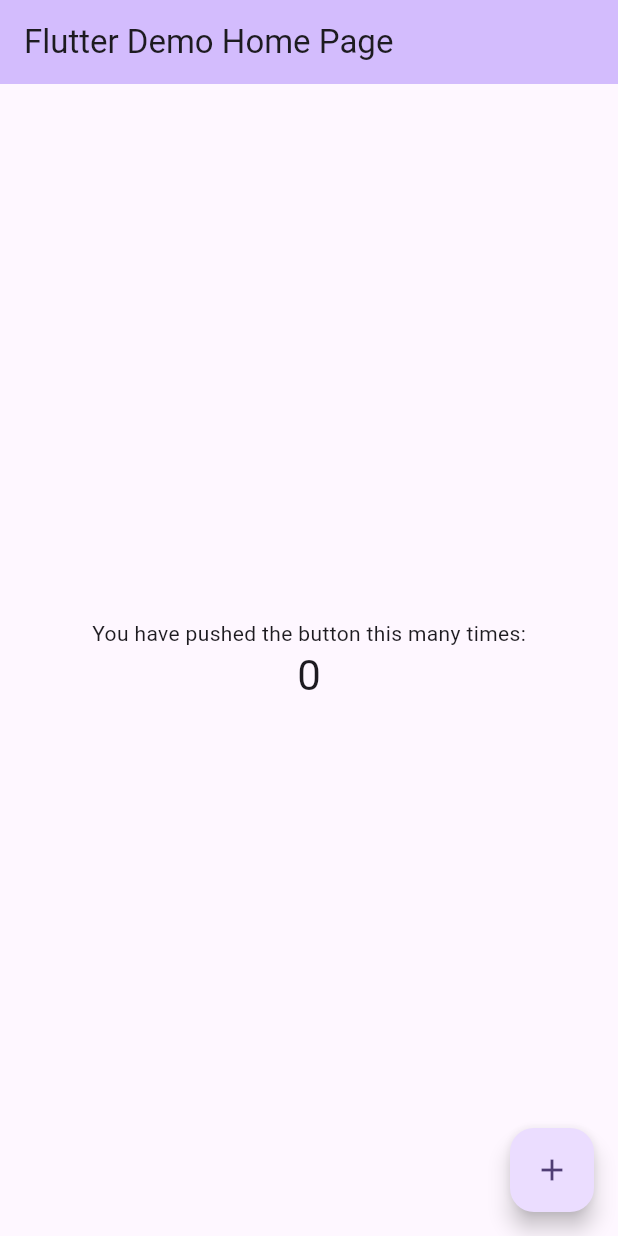
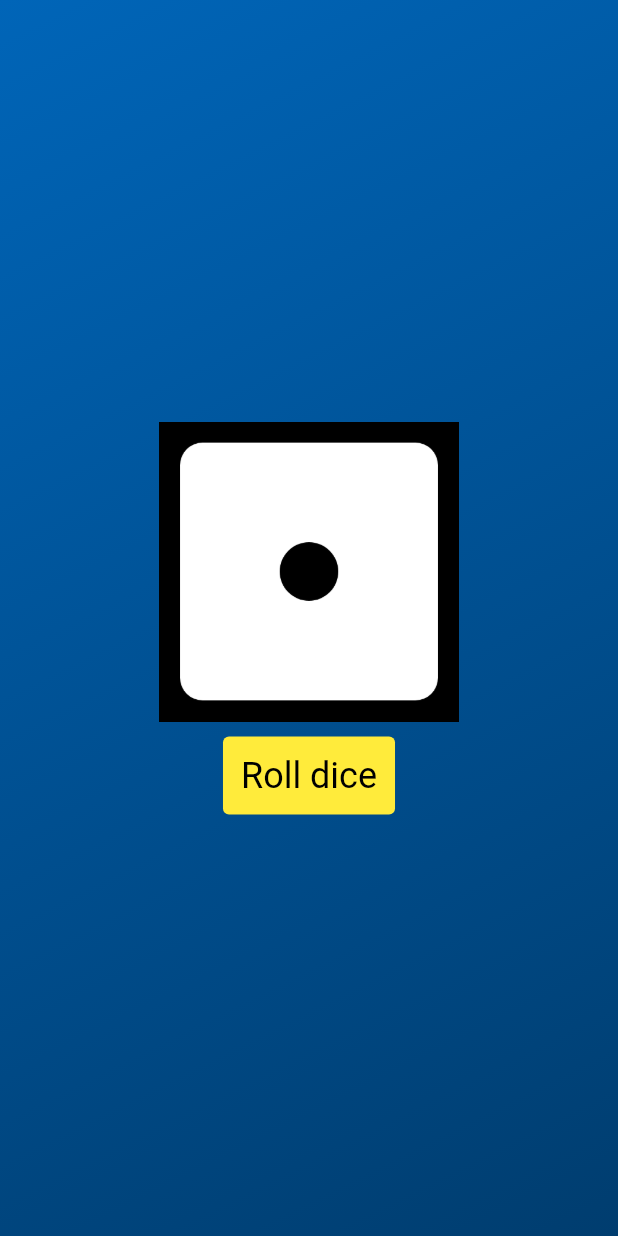
Before and after one commit to Kelta-King/Dice-App, a Flutter app: the screen it shows after launch, on a phone screen of 412 x 824 dp. Run offline on Flutter 3.47's test engine with Material 2 defaults, Android fonts, the phone set to English and light mode, and no system bars.

Commit message:
Dice roller app code

```diff
--- /dev/null
+++ b/lib/App/dice_app.dart
@@ -0,0 +1,15 @@
+import 'package:dice_app/App/gradient_container.dart';
+import 'package:flutter/material.dart';
+
+class DiceApp extends StatelessWidget {
+  const DiceApp({super.key});
+
+  @override
+  Widget build(BuildContext ctx){
+    return const MaterialApp(
+      home: Scaffold(
+        body: GradientContainer([Color.fromARGB(255, 0, 101, 184) , Color.fromARGB(255, 0, 61, 111) ]),
+      ),
+    );
+  }
+}
--- /dev/null
+++ b/lib/App/dice_roller.dart
@@ -0,0 +1,50 @@
+import 'package:flutter/material.dart';
+import 'dart:math';
+
+class DiceRoller extends StatefulWidget {
+  const DiceRoller({super.key});
+
+  @override
+  State<DiceRoller> createState() {
+    return _DiceRoller();
+  }
+}
+
+class _DiceRoller extends State<DiceRoller> {
+  int currentDice = 1;
+  final rollerInstance = Random();
+
+  void rollDice() {
+    setState(() {
+      currentDice = rollerInstance.nextInt(6) + 1;
+    });
+  }
+
+  @override
+  Widget build(BuildContext context) {
+    return Center(
+      child: Column(
+        mainAxisSize: MainAxisSize.min,
+        children: [
+          Image.asset("assets/dice-six-faces-$currentDice.png", height: 200,),
+          const SizedBox(height: 10),
+          TextButton(
+            onPressed: rollDice,
+            style: TextButton.styleFrom(
+              padding: const EdgeInsets.all(12),
+              foregroundColor: Colors.black,
+              backgroundColor: Colors.yellow,
+              textStyle: const TextStyle(
+                fontSize: 24,
+              ),
+            ),
+            child:
+              const Text(
+                "Roll dice",
+              )
+            ),
+        ],
+      ),
+    );
+  }
+}
--- /dev/null
+++ b/lib/App/gradient_container.dart
@@ -0,0 +1,23 @@
+import 'package:dice_app/App/dice_roller.dart';
+import 'package:flutter/material.dart';
+
+class GradientContainer extends StatelessWidget {
+
+  const GradientContainer(this.colors, {super.key});
+
+  final List<Color> colors;
+
+  @override
+  Widget build(BuildContext context){
+    return Container(
+      decoration: BoxDecoration(
+        gradient: LinearGradient(
+          colors: colors,
+          begin: Alignment.topLeft,
+          end: Alignment.bottomRight,
+        ),
+      ),
+      child: const DiceRoller(),
+    );
+  }
+}
--- a/lib/main.dart
+++ b/lib/main.dart
@@ -1,125 +1,6 @@
 import 'package:flutter/material.dart';
+import 'package:dice_app/App/dice_app.dart';
 
 void main() {
-  runApp(const MyApp());
+  runApp(const DiceApp());
 }
-
-class MyApp extends StatelessWidget {
-  const MyApp({super.key});
-
-  // This widget is the root of your application.
-  @override
-  Widget build(BuildContext context) {
-    return MaterialApp(
-      title: 'Flutter Demo',
-      theme: ThemeData(
-        // This is the theme of your application.
-        //
-        // TRY THIS: Try running your application with "flutter run". You'll see
-        // the application has a blue toolbar. Then, without quitting the app,
-        // try changing the seedColor in the colorScheme below to Colors.green
-        // and then invoke "hot reload" (save your changes or press the "hot
-        // reload" button in a Flutter-supported IDE, or press "r" if you used
-        // the command line to start the app).
-        //
-        // Notice that the counter didn't reset back to zero; the application
-        // state is not lost during the reload. To reset the state, use hot
-        // restart instead.
-        //
-        // This works for code too, not just values: Most code changes can be
-        // tested with just a hot reload.
-        colorScheme: ColorScheme.fromSeed(seedColor: Colors.deepPurple),
-        useMaterial3: true,
-      ),
-      home: const MyHomePage(title: 'Flutter Demo Home Page'),
-    );
-  }
-}
-
-class MyHomePage extends StatefulWidget {
-  const MyHomePage({super.key, required this.title});
-
-  // This widget is the home page of your application. It is stateful, meaning
-  // that it has a State object (defined below) that contains fields that affect
-  // how it looks.
-
-  // This class is the configuration for the state. It holds the values (in this
-  // case the title) provided by the parent (in this case the App widget) and
-  // used by the build method of the State. Fields in a Widget subclass are
-  // always marked "final".
-
-  final String title;
-
-  @override
-  State<MyHomePage> createState() => _MyHomePageState();
-}
-
-class _MyHomePageState extends State<MyHomePage> {
-  int _counter = 0;
-
-  void _incrementCounter() {
-    setState(() {
-      // This call to setState tells the Flutter framework that something has
-      // changed in this State, which causes it to rerun the build method below
-      // so that the display can reflect the updated values. If we changed
-      // _counter without calling setState(), then the build method would not be
-      // called again, and so nothing would appear to happen.
-      _counter++;
-    });
-  }
-
-  @override
-  Widget build(BuildContext context) {
-    // This method is rerun every time setState is called, for instance as done
-    // by the _incrementCounter method above.
-    //
-    // The Flutter framework has been optimized to make rerunning build methods
-    // fast, so that you can just rebuild anything that needs updating rather
-    // than having to individually change instances of widgets.
-    return Scaffold(
-      appBar: AppBar(
-        // TRY THIS: Try changing the color here to a specific color (to
-        // Colors.amber, perhaps?) and trigger a hot reload to see the AppBar
-        // change color while the other colors stay the same.
-        backgroundColor: Theme.of(context).colorScheme.inversePrimary,
-        // Here we take the value from the MyHomePage object that was created by
-        // the App.build method, and use it to set our appbar title.
-        title: Text(widget.title),
-      ),
-      body: Center(
-        // Center is a layout widget. It takes a single child and positions it
-        // in the middle of the parent.
-        child: Column(
-          // Column is also a layout widget. It takes a list of children and
-          // arranges them vertically. By default, it sizes itself to fit its
-          // children horizontally, and tries to be as tall as its parent.
-          //
-          // Column has various properties to control how it sizes itself and
-          // how it positions its children. Here we use mainAxisAlignment to
-          // center the children vertically; the main axis here is the vertical
-          // axis because Columns are vertical (the cross axis would be
-          // horizontal).
-          //
-          // TRY THIS: Invoke "debug painting" (choose the "Toggle Debug Paint"
-          // action in the IDE, or press "p" in the console), to see the
-          // wireframe for each widget.
-          mainAxisAlignment: MainAxisAlignment.center,
-          children: <Widget>[
-            const Text(
-              'You have pushed the button this many times:',
-            ),
-            Text(
-              '$_counter',
-              style: Theme.of(context).textTheme.headlineMedium,
-            ),
-          ],
-        ),
-      ),
-      floatingActionButton: FloatingActionButton(
-        onPressed: _incrementCounter,
-        tooltip: 'Increment',
-        child: const Icon(Icons.add),
-      ), // This trailing comma makes auto-formatting nicer for build methods.
-    );
-  }
-}
```
Also changed, not shown: pubspec.yaml (+8 -3 lines), assets/dice-six-faces-1.png (added), assets/dice-six-faces-2.png (added), assets/dice-six-faces-3.png (added), assets/dice-six-faces-4.png (added), assets/dice-six-faces-5.png (added), assets/dice-six-faces-6.png (added).
